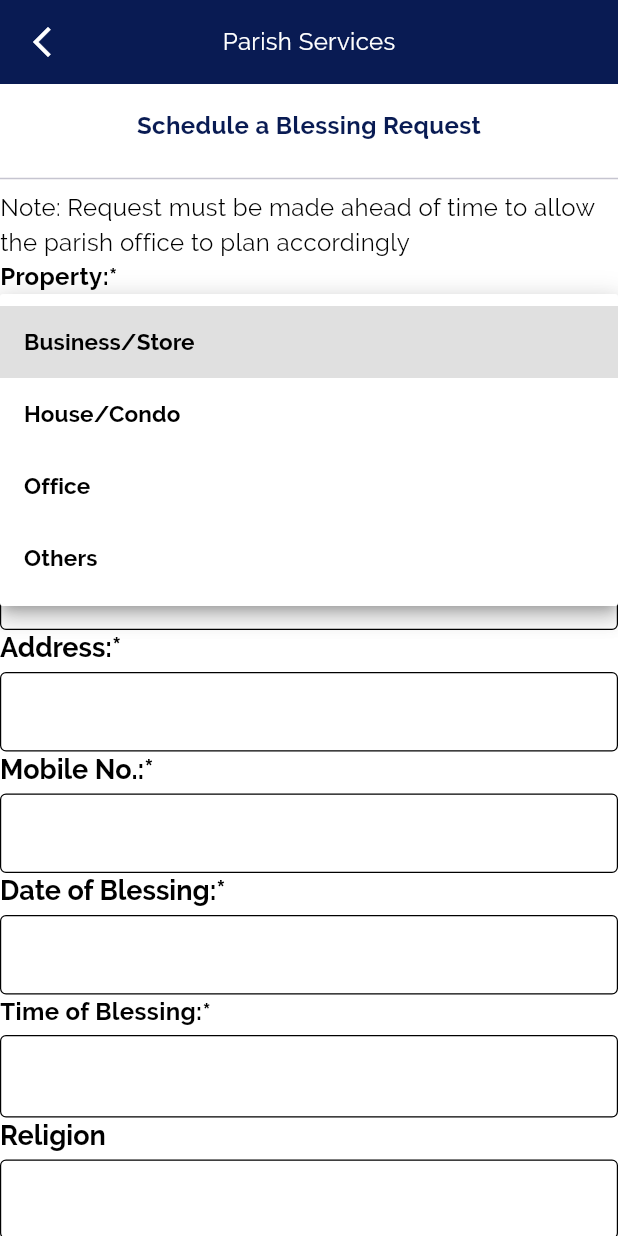
After one commit to mriakshmruy/Sampiro, a Flutter app: the ScheduleABlessingView screen opened directly, after a tap on the "keyboard arrow down" icon, on a phone screen of 412 x 824 dp. The commit adds this screen. Run offline on Flutter 3.47's test engine with Material 3 defaults, Android fonts, the phone set to English and light mode, and no system bars; drawn by our look-alikes of auto_size_text; our stand-ins replace auto_route, bloc, cloud_firestore, firebase_core, flutter_bloc, flutter_multi_formatter and 8 more; accounts and stored records are empty; generated files the repository leaves out were written again.

Commit message:
Add schedule a blessing request page

```diff
--- a/lib/core/routes/app_router.dart
+++ b/lib/core/routes/app_router.dart
@@ -12,6 +12,7 @@ import 'package:sampiro/features/prayers/presentation/pages/prayers_page.dart';
 import 'package:sampiro/features/services/presentation/pages/anointing_sick_page.dart';
 import 'package:sampiro/features/services/presentation/pages/baptismal_certificate_page.dart';
 import 'package:sampiro/features/services/presentation/pages/counseling_page.dart';
+import 'package:sampiro/features/services/presentation/pages/schedule_a_blessing_page.dart';
 import 'package:sampiro/features/services/presentation/pages/services_page.dart';
 import 'package:sampiro/features/updates/presentation/pages/updates_page.dart';
 
@@ -75,5 +76,10 @@ class AppRouter extends RootStackRouter {
       page: AnointingSickRoute.page,
       path: '/anointing-sick',
     ),
+
+    AutoRoute(
+      page: ScheduleABlessingRoute.page,
+      path: '/schedule-bless',
+    ),
   ];
 }
--- /dev/null
+++ b/lib/features/services/presentation/pages/schedule_a_blessing_page.dart
@@ -0,0 +1,20 @@
+import 'package:auto_route/auto_route.dart';
+import 'package:flutter/material.dart';
+import 'package:sampiro/app/bloc/bloc.dart';
+import 'package:sampiro/dependency_injection.dart';
+import 'package:sampiro/features/services/domain/repositories/iservices_repository.dart';
+import 'package:sampiro/features/services/presentation/bloc/services_bloc.dart';
+import 'package:sampiro/features/services/presentation/widgets/schedule_a_blessing_view.dart';
+
+@RoutePage()
+class ScheduleABlessingPage extends StatelessWidget {
+  const ScheduleABlessingPage({super.key});
+
+  @override
+  Widget build(BuildContext context) {
+    return BlocProvider(
+      create: (context) => ServicesBloc(servicesRepository: getIt<IServicesRepository>()),
+      child: const ScheduleABlessingView(),
+    );
+  }
+}
--- /dev/null
+++ b/lib/features/services/presentation/widgets/schedule_a_blessing_view.dart
@@ -0,0 +1,105 @@
+import 'package:auto_route/auto_route.dart';
+import 'package:flutter/material.dart';
+import 'package:sampiro/core/routes/app_router.dart';
+import 'package:sampiro/core/widgets/sampiro_drop_down.dart';
+import 'package:sampiro/core/widgets/sampiro_text_field.dart';
+import 'package:sampiro/core/widgets/sampiro_time_picker.dart';
+import 'package:sampiro/l10n/l10n.dart';
+
+class ScheduleABlessingView extends StatelessWidget {
+  const ScheduleABlessingView({super.key});
+
+  @override
+  Widget build(BuildContext context) {
+    final l10n = context.l10n;
+    final theme = Theme.of(context);
+    return Scaffold(
+      appBar: AppBar(
+        title: Text(
+          l10n.parishServices,
+          style: theme.textTheme.bodyMedium?.copyWith(color: theme.colorScheme.surface),
+        ),
+        leading: IconButton(
+          onPressed: () {
+            context.router.push(const ServicesRoute());
+          },
+          icon: const Icon(Icons.arrow_back_ios_new_outlined),
+        ),
+        centerTitle: true,
+      ),
+
+      body: ListView(
+        children: [
+          Padding(
+            padding: const EdgeInsets.symmetric(vertical: 16, horizontal: 8),
+            child: Text(
+              l10n.scheduleABlessingRequest,
+              style: theme.textTheme.bodyMedium?.copyWith(
+                color: theme.colorScheme.primary,
+                fontWeight: FontWeight.bold,
+              ),
+              textAlign: TextAlign.center,
+            ),
+          ),
+          const Divider(),
+          Text(l10n.topC),
+
+          SampiroDropDown(
+            label: l10n.property,
+            dropDownMenuItem: [
+              DropdownMenuItem<String>(value: l10n.businessStore, child: Text(l10n.businessStore)),
+              DropdownMenuItem<String>(value: l10n.houseCondo, child: Text(l10n.houseCondo)),
+              DropdownMenuItem<String>(value: l10n.office, child: Text(l10n.office)),
+              DropdownMenuItem<String>(value: l10n.others, child: Text(l10n.others)),
+            ],
+
+            onChanged: (value) {},
+          ),
+
+          SampiroTextField(
+            label: l10n.name1,
+          ),
+
+          SampiroDropDown(
+            label: l10n.barangay,
+            dropDownMenuItem: [
+              DropdownMenuItem<String>(value: l10n.olympia, child: Text(l10n.olympia)),
+              DropdownMenuItem<String>(value: l10n.poblacion, child: Text(l10n.poblacion)),
+              DropdownMenuItem<String>(value: l10n.valenzuela, child: Text(l10n.valenzuela)),
+            ],
+            onChanged: (value) {},
+          ),
+
+          SampiroTextField(
+            label: l10n.address,
+          ),
+
+          SampiroTextField(
+            label: l10n.mobileNo,
+          ),
+
+          SampiroTextField(
+            label: l10n.dateOfBlessing,
+          ),
+
+          SampiroTimePicker(
+            label: l10n.timeOfBlessing,
+          ),
+
+          SampiroTextField(
+            label: l10n.religion,
+          ),
+
+          SampiroTextField(
+            label: l10n.reason,
+          ),
+
+          Padding(
+            padding: const EdgeInsets.symmetric(vertical: 16),
+            child: ElevatedButton(onPressed: () {}, child: Text(l10n.submit)),
+          ),
+        ],
+      ),
+    );
+  }
+}
--- a/lib/features/services/presentation/widgets/services_view.dart
+++ b/lib/features/services/presentation/widgets/services_view.dart
@@ -78,6 +78,9 @@ class _ServicesViewState extends State<ServicesView> {
                   if (ServicesTileModel.serviceList[index].title == l10n.anointingOfTheSick) {
                     context.router.push(const AnointingSickRoute());
                   }
+                  if (ServicesTileModel.serviceList[index].title == l10n.scheduleABlessing) {
+                    context.router.push(const ScheduleABlessingRoute());
+                  }
                 },
               );
             },
--- a/lib/l10n/arb/app_en.arb
+++ b/lib/l10n/arb/app_en.arb
@@ -62,7 +62,18 @@
   "preferredCounselingDate": "Preferred Counseling Date:*",
   "preferredCounselingTime": "Preferred Counseling Time:*",
   "topC": "Note: Request must be made ahead of time to allow the parish office to plan accordingly",
-  "menu": "Menu"
+  "menu": "Menu",
+  "scheduleABlessing": "Schedule a Blessing",
+  "property": "Property:*",
+  "businessStore": "Business/Store",
+  "houseCondo": "House/Condo",
+  "office": "Office",
+  "others": "Others",
+  "reason": "Reason:*",
+  "religion": "Religion",
+  "timeOfBlessing": "Time of Blessing:*",
+  "dateOfBlessing": "Date of Blessing:*",
+ "scheduleABlessingRequest": "Schedule a Blessing Request"
 
 
 }
--- a/lib/l10n/gen/app_localizations.dart
+++ b/lib/l10n/gen/app_localizations.dart
@@ -472,6 +472,72 @@ abstract class AppLocalizations {
   /// In en, this message translates to:
   /// **'Menu'**
   String get menu;
+
+  /// No description provided for @scheduleABlessing.
+  ///
+  /// In en, this message translates to:
+  /// **'Schedule a Blessing'**
+  String get scheduleABlessing;
+
+  /// No description provided for @property.
+  ///
+  /// In en, this message translates to:
+  /// **'Property:*'**
+  String get property;
+
+  /// No description provided for @businessStore.
+  ///
+  /// In en, this message translates to:
+  /// **'Business/Store'**
+  String get businessStore;
+
+  /// No description provided for @houseCondo.
+  ///
+  /// In en, this message translates to:
+  /// **'House/Condo'**
+  String get houseCondo;
+
+  /// No description provided for @office.
+  ///
+  /// In en, this message translates to:
+  /// **'Office'**
+  String get office;
+
+  /// No description provided for @others.
+  ///
+  /// In en, this message translates to:
+  /// **'Others'**
+  String get others;
+
+  /// No description provided for @reason.
+  ///
+  /// In en, this message translates to:
+  /// **'Reason:*'**
+  String get reason;
+
+  /// No description provided for @religion.
+  ///
+  /// In en, this message translates to:
+  /// **'Religion'**
+  String get religion;
+
+  /// No description provided for @timeOfBlessing.
+  ///
+  /// In en, this message translates to:
+  /// **'Time of Blessing:*'**
+  String get timeOfBlessing;
+
+  /// No description provided for @dateOfBlessing.
+  ///
+  /// In en, this message translates to:
+  /// **'Date of Blessing:*'**
+  String get dateOfBlessing;
+
+  /// No description provided for @scheduleABlessingRequest.
+  ///
+  /// In en, this message translates to:
+  /// **'Schedule a Blessing Request'**
+  String get scheduleABlessingRequest;
 }
 
 class _AppLocalizationsDelegate extends LocalizationsDelegate<AppLocalizations> {
--- a/lib/l10n/gen/app_localizations_en.dart
+++ b/lib/l10n/gen/app_localizations_en.dart
@@ -199,4 +199,37 @@ class AppLocalizationsEn extends AppLocalizations {
 
   @override
   String get menu => 'Menu';
+
+  @override
+  String get scheduleABlessing => 'Schedule a Blessing';
+
+  @override
+  String get property => 'Property:*';
+
+  @override
+  String get businessStore => 'Business/Store';
+
+  @override
+  String get houseCondo => 'House/Condo';
+
+  @override
+  String get office => 'Office';
+
+  @override
+  String get others => 'Others';
+
+  @override
+  String get reason => 'Reason:*';
+
+  @override
+  String get religion => 'Religion';
+
+  @override
+  String get timeOfBlessing => 'Time of Blessing:*';
+
+  @override
+  String get dateOfBlessing => 'Date of Blessing:*';
+
+  @override
+  String get scheduleABlessingRequest => 'Schedule a Blessing Request';
 }
```
